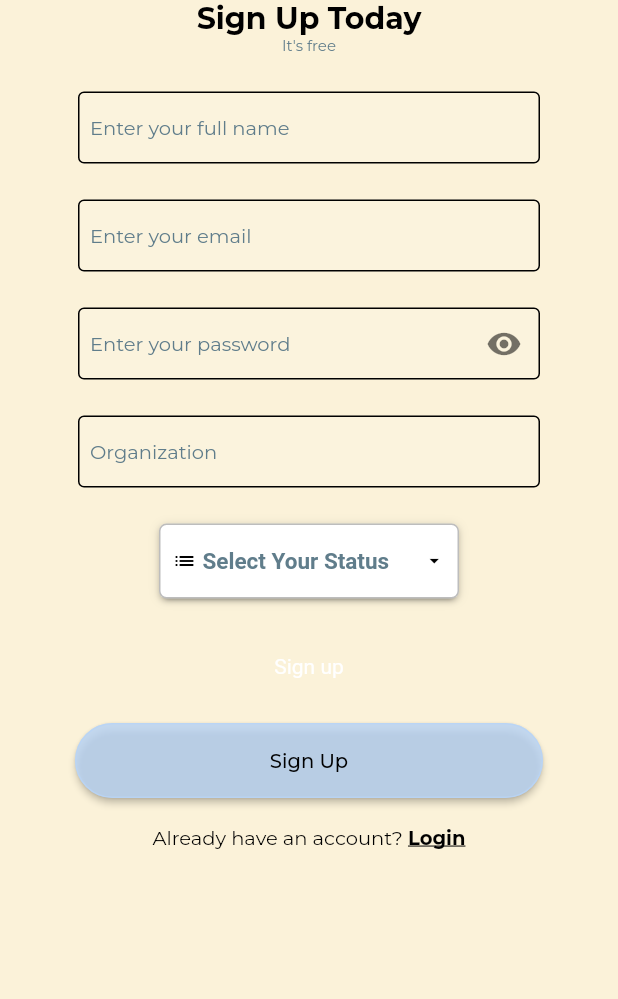
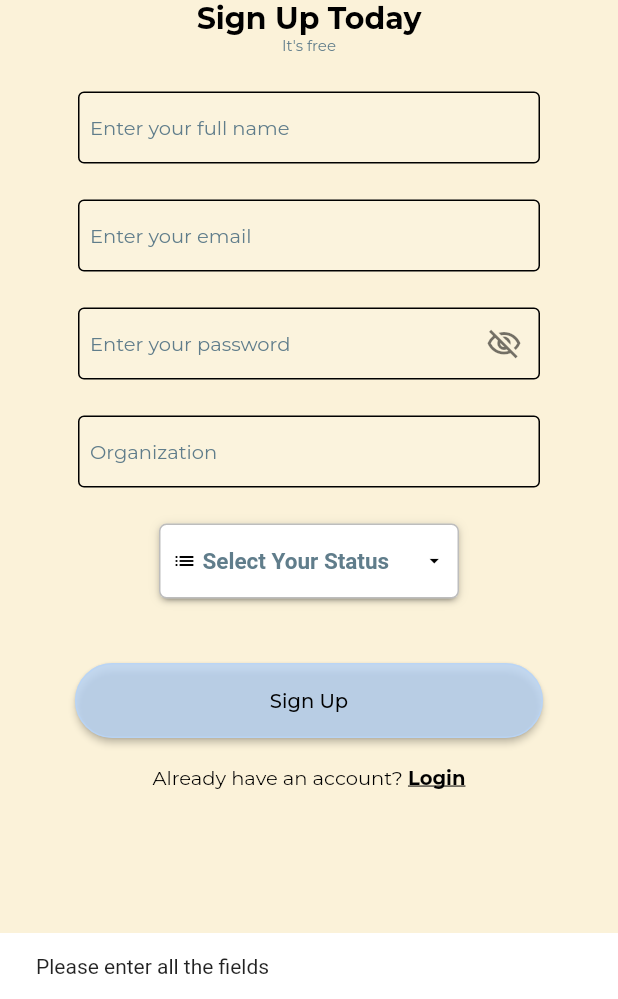
Before and after one commit to dbar2002/302-Design-Project, a Flutter app: the screen it shows after launch, after a tap on "Sign Up", on a phone screen of 412 x 824 dp, the part 237-1236 px from its top. Run offline on Flutter 3.47's test engine with Material 2 defaults, Android fonts, the phone set to English and light mode, and no system bars; drawn by our look-alikes of dropdown_button2; our stand-ins replace cloud_firestore, firebase_auth, firebase_core, google_fonts; accounts and stored records are empty.

```diff
--- a/lib/screens/sign_up.dart
+++ b/lib/screens/sign_up.dart
@@ -78,7 +78,6 @@ class _SignUpScreenState extends State<SignUpScreen> {
     }
   }
 
-
   @override
   Widget build(BuildContext context) {
     return SafeArea(
@@ -103,6 +102,7 @@ class _SignUpScreenState extends State<SignUpScreen> {
                         Column(
                           children: [
                             InputBox(
+                                obscureText: false,
                                 hintText: 'Enter your full name',
                                 title: TextInputType.text,
                                 textEditingController: _usernameController,
@@ -113,6 +113,7 @@ class _SignUpScreenState extends State<SignUpScreen> {
                               height: 24,
                             ),
                             InputBox(
+                                obscureText: false,
                                 hintText: 'Enter your email',
                                 title: TextInputType.emailAddress,
                                 textEditingController: _emailController,
@@ -124,6 +125,7 @@ class _SignUpScreenState extends State<SignUpScreen> {
                               height: 24,
                             ),
                             InputBox(
+                              obscureText: true,
                               hintText: 'Enter your password',
                               title: TextInputType.text,
                               textEditingController: _passwordController,
@@ -136,6 +138,7 @@ class _SignUpScreenState extends State<SignUpScreen> {
                               height: 24,
                             ),
                             InputBox(
+                                obscureText: false,
                                 hintText: 'Organization',
                                 title: TextInputType.text,
                                 textEditingController: _organizationController,
@@ -172,7 +175,6 @@ class _SignUpScreenState extends State<SignUpScreen> {
                                               fontSize: 15,
                                               fontWeight: FontWeight.bold,
                                               color: smallerTextColor,
-
                                             ),
                                             textAlign: TextAlign.left,
                                             overflow: TextOverflow.ellipsis,
@@ -243,37 +245,10 @@ class _SignUpScreenState extends State<SignUpScreen> {
                       ],
                     ),
                   ),
-
-                  //FIXME
-                  InkWell(
-                    child: Container(
-                      child: !_isLoading
-                          ? const Text(
-                              'Sign up',
-                            )
-                          : const CircularProgressIndicator(
-                              color: smallerTextColor,
-                            ),
-                      width: double.infinity,
-                      alignment: Alignment.center,
-                      padding: const EdgeInsets.symmetric(vertical: 12),
-                      decoration: const ShapeDecoration(
-                        shape: RoundedRectangleBorder(
-                          borderRadius: BorderRadius.all(Radius.circular(4)),
-                        ),
-                        color: backgroundColor,
-                      ),
-                    ),
-                    //onTap: signUpUser,
-                  ),
                   BasicButton(
                     text: 'Sign Up',
                     onPressed: () async {
-                      bool res =
-                          true; //await _authMethods.signInWithGoogle(context);
-                      if (res) {
-                        Navigator.pushNamed(context, '/confirmation');
-                      }
+                      signUpUser();
                     },
                   ),
                   Row(
--- a/lib/widgets/input_box.dart
+++ b/lib/widgets/input_box.dart
@@ -18,7 +18,7 @@ class InputBox extends StatefulWidget {
     required this.hintText,
     this.suffixIcon = false,
     this.isDense,
-    this.obscureText = true,
+    this.obscureText = false,
     required this.title,
   }) : super(key: key);
 
@@ -27,7 +27,7 @@ class InputBox extends StatefulWidget {
 }
 
 class _InputBox extends State<InputBox> {
-  bool _obscureText = true;
+  bool _obscureText = false;
 
   @override
   Widget build(BuildContext context) {
@@ -79,7 +79,7 @@ class _InputBox extends State<InputBox> {
               contentPadding: const EdgeInsets.all(8),
             ),
             keyboardType: widget.title,
-            obscureText: (widget.obscureText && _obscureText)),
+            obscureText: (widget.obscureText && !_obscureText)),
       ],
     );
   }
```
